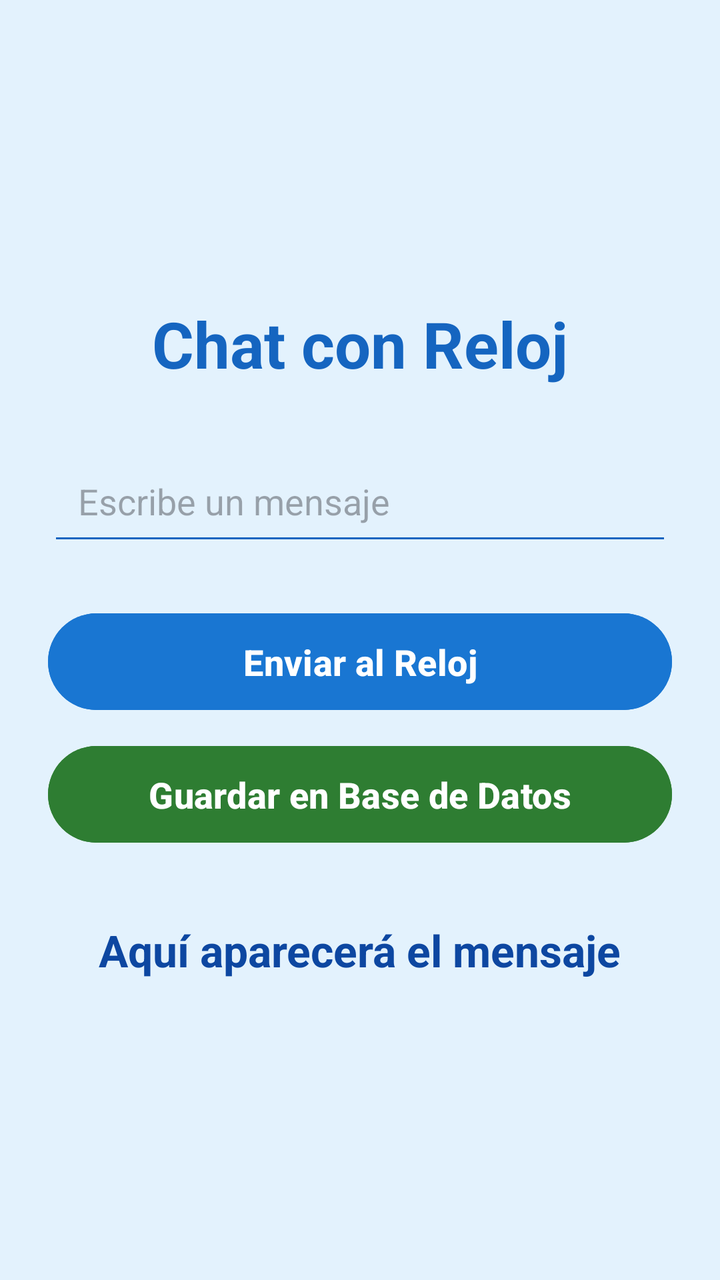
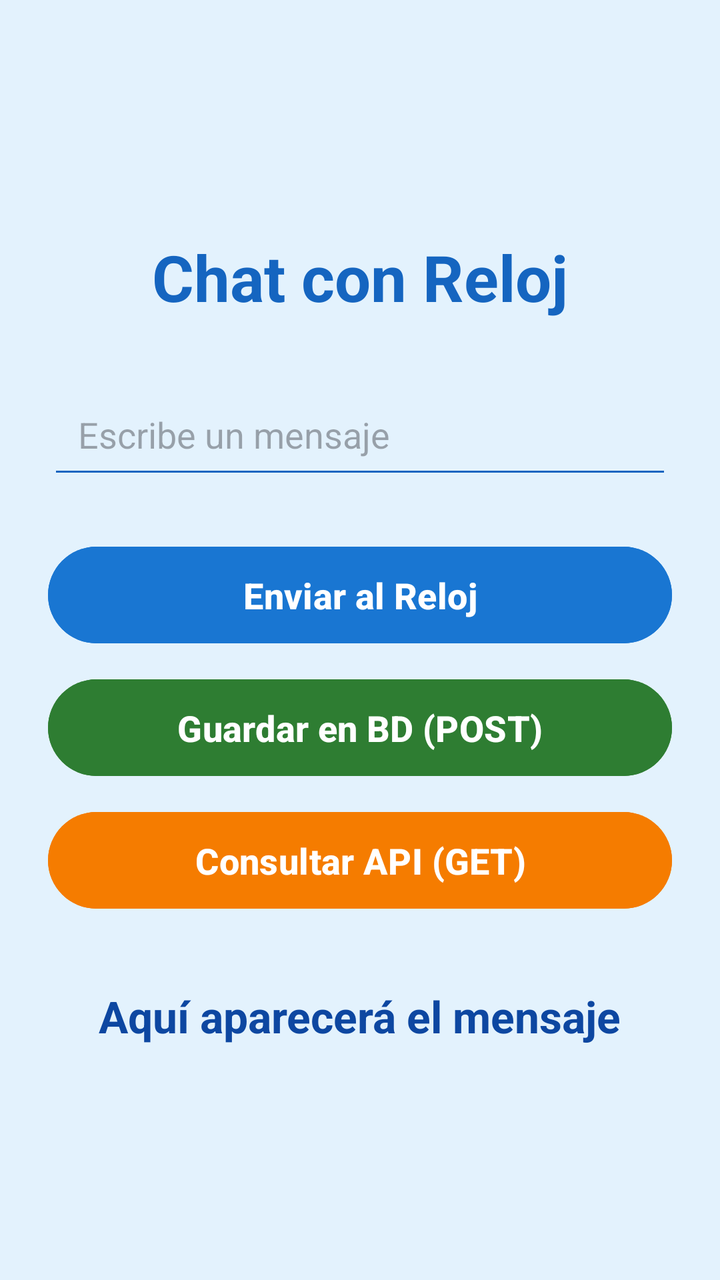

Compare the two renders of this Android layout. The source of the first and the diff that turns it into the second are given below.
<!-- AndroidManifest.xml: application theme Theme.AplicacionMovil -->
<!-- res/layout/activity_main.xml -->
<?xml version="1.0" encoding="utf-8"?>
<LinearLayout
    xmlns:android="http://schemas.android.com/apk/res/android"
    android:layout_width="match_parent"
    android:layout_height="match_parent"
    android:orientation="vertical"
    android:gravity="center"
    android:padding="24dp"
    android:background="#E3F2FD">

    
    <TextView
        android:layout_width="wrap_content"
        android:layout_height="wrap_content"
        android:text="@string/titulo_app"
        android:textSize="32sp"
        android:textStyle="bold"
        android:textColor="#1565C0"
        android:layout_marginBottom="30dp"/>

    
    <EditText
        android:id="@+id/txtNombre"
        android:layout_width="match_parent"
        android:layout_height="wrap_content"
        android:hint="@string/escribe_un_mensaje"
        android:textSize="18sp"
        android:padding="15dp"
        android:backgroundTint="#1565C0"
        android:inputType="textShortMessage"
        android:autofillHints="none"/>

    
    <Button
        android:id="@+id/btnEnviar"
        android:layout_width="match_parent"
        android:layout_height="wrap_content"
        android:text="Enviar al Reloj"
        android:textSize="18sp"
        android:textStyle="bold"
        android:layout_marginTop="25dp"
        android:padding="12dp"
        android:backgroundTint="#1976D2"
        android:textColor="#FFFFFF"/>

    
    <Button
        android:id="@+id/btnGuardarBD"
        android:layout_width="match_parent"
        android:layout_height="wrap_content"
        android:text="Guardar en Base de Datos"
        android:textSize="18sp"
        android:textStyle="bold"
        android:layout_marginTop="10dp"
        android:padding="12dp"
        android:backgroundTint="#2E7D32"
        android:textColor="#FFFFFF"/>

    
    <TextView
        android:id="@+id/lblTexto"
        android:layout_width="wrap_content"
        android:layout_height="wrap_content"
        android:text="@string/esperando_mensaje"
        android:textSize="22sp"
        android:textStyle="bold"
        android:textColor="#0D47A1"
        android:layout_marginTop="35dp"/>

</LinearLayout>
<!-- resources referenced by this layout -->
<resources>
  <string name="escribe_un_mensaje">Escribe un mensaje</string>
  <string name="esperando_mensaje">Aquí aparecerá el mensaje</string>
  <string name="titulo_app">Chat con Reloj</string>
  <style name="Theme.AplicacionMovil" parent="Base.Theme.AplicacionMovil" />
  <style name="Base.Theme.AplicacionMovil" parent="Theme.Material3.DayNight.NoActionBar">
          
          
      </style>
</resources>

<!-- the commit's change to res/layout/activity_main.xml (unified diff, before → after) -->
@@ -48,12 +48,25 @@
         android:id="@+id/btnGuardarBD"
         android:layout_width="match_parent"
         android:layout_height="wrap_content"
-        android:text="Guardar en Base de Datos"
+        android:text="Guardar en BD (POST)"
         android:textSize="18sp"
         android:textStyle="bold"
         android:layout_marginTop="10dp"
         android:padding="12dp"
         android:backgroundTint="#2E7D32"
+        android:textColor="#FFFFFF"/>
+
+    
+    <Button
+        android:id="@+id/btnConsultar"
+        android:layout_width="match_parent"
+        android:layout_height="wrap_content"
+        android:text="Consultar API (GET)"
+        android:textSize="18sp"
+        android:textStyle="bold"
+        android:layout_marginTop="10dp"
+        android:padding="12dp"
+        android:backgroundTint="#F57C00"
         android:textColor="#FFFFFF"/>
 
     
